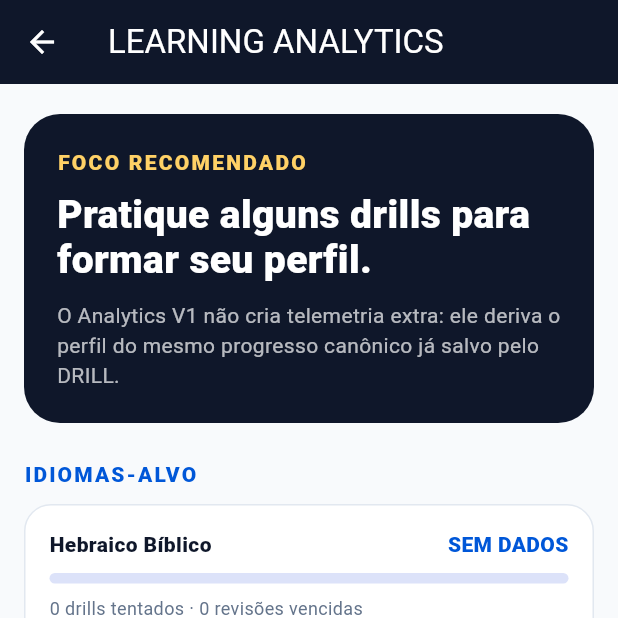
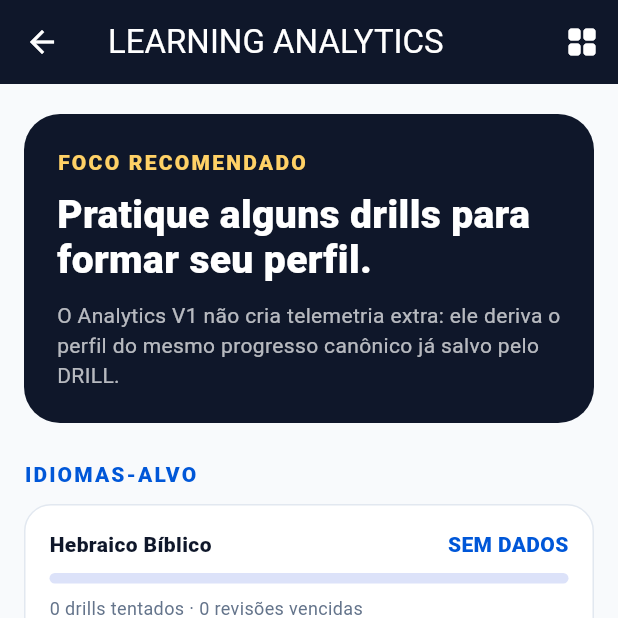
Before and after one commit to Tehkne-Solutions/hnk-biblical-languages, a Flutter app: the LearningAnalyticsScreen screen opened directly with empty values, on a phone screen of 412 x 824 dp, the top half of it. Run offline on Flutter 3.47's test engine with Material 3 defaults, Android fonts, the phone set to English and light mode, and no system bars; our stand-ins replace shared_preferences; accounts and stored records are empty.

Commit message:
feat(analytics): link mastery map from analytics

```diff
--- a/lib/biblical_languages/ui/learning_analytics_screen.dart
+++ b/lib/biblical_languages/ui/learning_analytics_screen.dart
@@ -2,6 +2,7 @@ import 'package:flutter/material.dart';
 
 import '../content/learning_analytics.dart';
 import '../progress/biblical_progress.dart';
+import 'mastery_map_screen.dart';
 
 const _ink = Color(0xFF0F172A);
 const _blue = Color(0xFF0057D8);
@@ -28,6 +29,17 @@ class LearningAnalyticsScreen extends StatelessWidget {
         backgroundColor: _ink,
         foregroundColor: Colors.white,
         title: const Text('LEARNING ANALYTICS'),
+        actions: [
+          IconButton(
+            tooltip: 'Mastery Map',
+            onPressed: () => Navigator.of(context).push(
+              MaterialPageRoute<void>(
+                builder: (_) => MasteryMapScreen(progress: progress),
+              ),
+            ),
+            icon: const Icon(Icons.grid_view_rounded),
+          ),
+        ],
       ),
       body: ListView(
         padding: const EdgeInsets.fromLTRB(16, 20, 16, 40),
```
